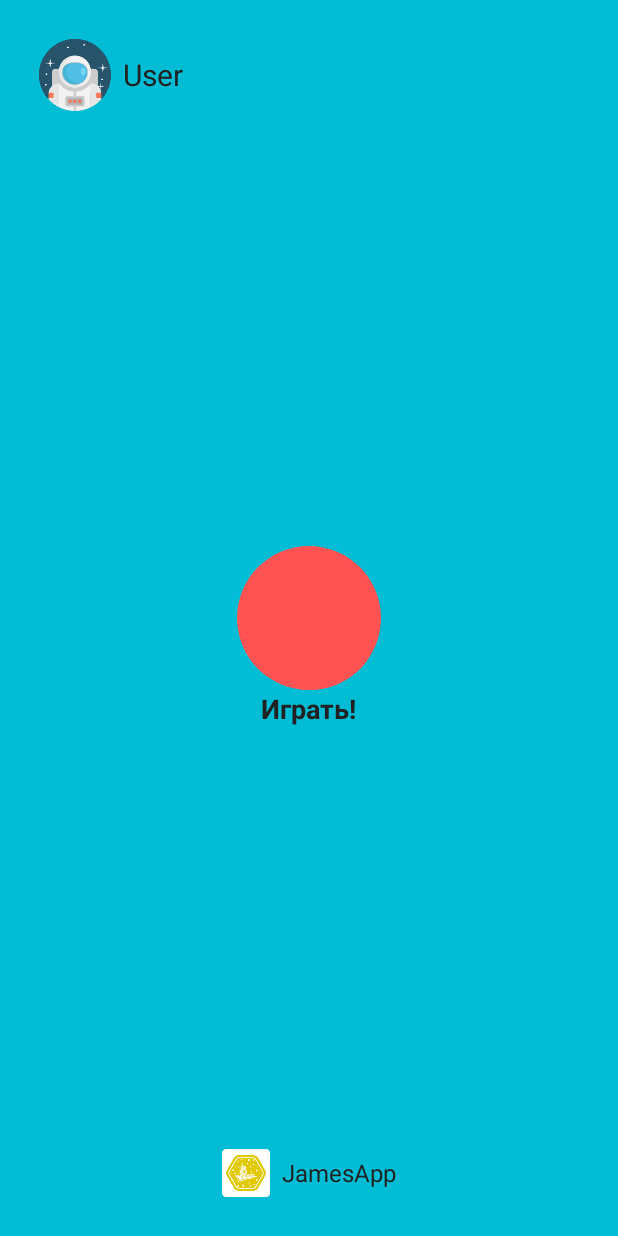
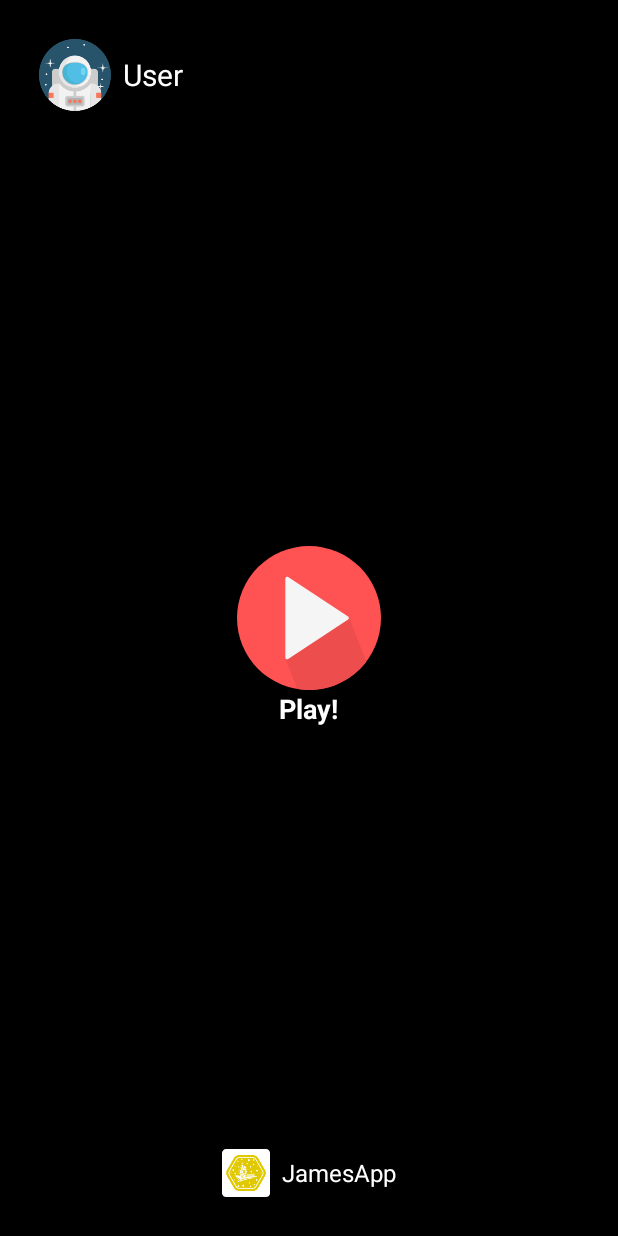
Before and after one commit to cj3dreams/JamesApp, an Android app: the screen it shows after launch (QuizActivity), after a tap on an icon or button, on a phone screen of 412 x 824 dp. Run offline under Robolectric (Android 15) with nearby library versions, the phone set to English and light mode, and no system bars; 2 other taps on this screen came first.

Commit message:
prepared quiz flow

```diff
--- a/app/build.gradle
+++ b/app/build.gradle
@@ -55,8 +55,6 @@ dependencies {
     androidTestImplementation 'androidx.test.ext:junit:1.1.3'
     androidTestImplementation 'androidx.test.espresso:espresso-core:3.4.0'
 
-
-
     implementation 'com.github.bumptech.glide:glide:4.13.0'
     implementation 'org.jetbrains.kotlinx:kotlinx-coroutines-android:1.6.4'
     implementation 'androidx.lifecycle:lifecycle-runtime-ktx:2.5.1'
--- a/app/src/main/java/com/template/main/MainActivity.kt
+++ b/app/src/main/java/com/template/main/MainActivity.kt
@@ -1,10 +1,12 @@
 package com.template.main
 
 import android.content.Intent
-import androidx.appcompat.app.AppCompatActivity
+import android.graphics.ColorMatrix
+import android.graphics.ColorMatrixColorFilter
 import android.os.Bundle
 import android.widget.ImageView
 import android.widget.Toast
+import androidx.appcompat.app.AppCompatActivity
 import com.template.R
 import com.template.about.AboutAppActivity
 import com.template.memory.MemoryActivity
@@ -12,7 +14,7 @@ import com.template.quiz.QuizActivity
 import com.template.wallpaper.WallpaperActivity
 
 class MainActivity : AppCompatActivity() {
-    private lateinit var sun: ImageView
+
     private lateinit var mercury: ImageView
     private lateinit var venus: ImageView
     private lateinit var earth: ImageView
@@ -25,10 +27,7 @@ class MainActivity : AppCompatActivity() {
     override fun onCreate(savedInstanceState: Bundle?) {
         super.onCreate(savedInstanceState)
         setContentView(R.layout.activity_main)
-        sun = findViewById(R.id.sun)
-        sun.setOnClickListener {
-            Toast.makeText(this, "sun", Toast.LENGTH_SHORT).show()
-        }
+
         mercury = findViewById(R.id.mercury)
         mercury.setOnClickListener {
             startActivity(Intent(this, MemoryActivity::class.java))
@@ -46,20 +45,17 @@ class MainActivity : AppCompatActivity() {
             startActivity(Intent(this, WallpaperActivity::class.java))
         }
         jupiter = findViewById(R.id.jupiter)
-        jupiter.setOnClickListener {
-            Toast.makeText(this, "earth", Toast.LENGTH_SHORT).show()
-        }
+        jupiter.makeBlackAndWhite()
         saturn = findViewById(R.id.saturn)
-        saturn.setOnClickListener {
-            Toast.makeText(this, "earth", Toast.LENGTH_SHORT).show()
-        }
+        saturn.makeBlackAndWhite()
         uranus = findViewById(R.id.uranus)
-        uranus.setOnClickListener {
-            Toast.makeText(this, "earth", Toast.LENGTH_SHORT).show()
-        }
+        uranus.makeBlackAndWhite()
         neptune = findViewById(R.id.neptune)
-        neptune.setOnClickListener {
-            Toast.makeText(this, "earth", Toast.LENGTH_SHORT).show()
-        }
+        neptune.makeBlackAndWhite()
     }
+
+    private fun ImageView.makeBlackAndWhite() {
+        colorFilter = ColorMatrixColorFilter(ColorMatrix().apply { setSaturation(0f) })
+    }
+
 }
--- a/app/src/main/java/com/template/memory/ui/screens/HomeFragment.kt
+++ b/app/src/main/java/com/template/memory/ui/screens/HomeFragment.kt
@@ -3,11 +3,11 @@ package com.template.memory.ui.screens
 import android.content.Context.MODE_PRIVATE
 import android.content.SharedPreferences
 import android.os.Bundle
-import androidx.fragment.app.Fragment
 import android.view.LayoutInflater
 import android.view.View
 import android.view.ViewGroup
 import android.widget.*
+import androidx.fragment.app.Fragment
 import com.template.R
 import kotlin.properties.Delegates
 
--- a/app/src/main/res/layout/activity_main.xml
+++ b/app/src/main/res/layout/activity_main.xml
@@ -1,6 +1,5 @@
 <?xml version="1.0" encoding="utf-8"?>
 <ScrollView xmlns:android="http://schemas.android.com/apk/res/android"
-    xmlns:app="http://schemas.android.com/apk/res-auto"
     xmlns:tools="http://schemas.android.com/tools"
     android:layout_width="match_parent"
     android:layout_height="match_parent"
--- a/app/src/main/res/layout/activity_quiz.xml
+++ b/app/src/main/res/layout/activity_quiz.xml
@@ -1,8 +1,6 @@
 <?xml version="1.0" encoding="utf-8"?>
 <RelativeLayout xmlns:android="http://schemas.android.com/apk/res/android"
-    xmlns:app="http://schemas.android.com/apk/res-auto"
-    xmlns:tools="http://schemas.android.com/tools"
-    android:background="@color/primary"
+    android:background="@color/black"
     android:layout_width="match_parent"
     android:layout_height="match_parent"
     android:orientation="vertical">
--- a/app/src/main/res/layout/fragment_home_quiz.xml
+++ b/app/src/main/res/layout/fragment_home_quiz.xml
@@ -15,7 +15,7 @@
         android:layout_height="48dp" />
 
     <TextView
-        android:textColor="@color/primary_text"
+        android:textColor="@color/white"
         android:layout_marginStart="8dp"
         android:id="@+id/userNameTx"
         android:layout_width="wrap_content"
@@ -28,15 +28,12 @@
         android:textSize="20sp"
         tools:text="User" />
 
-    <Button
+    <ImageView
         android:id="@+id/btnPlay"
         android:layout_width="96dp"
         android:layout_height="96dp"
         android:layout_centerInParent="true"
-        android:background="@drawable/ic_play"
-        android:backgroundTint="@color/accent"
-        android:clickable="true"
-        android:focusable="true"
+        android:src="@drawable/ic_play"
         android:foreground="?android:selectableItemBackgroundBorderless" />
 
     <TextView
@@ -44,8 +41,8 @@
         android:layout_height="wrap_content"
         android:layout_below="@id/btnPlay"
         android:layout_centerHorizontal="true"
-        android:text="Играть!"
-        android:textColor="@color/primary_text"
+        android:text="Play!"
+        android:textColor="@color/white"
         android:textSize="18sp"
         android:textStyle="bold" />
 
@@ -62,13 +59,13 @@
             android:src="@mipmap/ic_launcher" />
 
         <TextView
-            android:layout_marginStart="8dp"
             android:layout_width="wrap_content"
             android:layout_height="32dp"
+            android:layout_marginStart="8dp"
             android:layout_toEndOf="@+id/iconOfAppImgView"
             android:gravity="center"
             android:text="@string/app_name"
-            android:textColor="@color/primary_text"
+            android:textColor="@color/white"
             android:textSize="16sp" />
     </RelativeLayout>
 
--- a/app/src/main/res/layout/fragment_playing_quiz.xml
+++ b/app/src/main/res/layout/fragment_playing_quiz.xml
@@ -4,6 +4,7 @@
     android:layout_width="match_parent"
     android:layout_height="match_parent"
     android:orientation="horizontal"
+    android:background="@color/black"
     android:padding="26dp">
 
     <ImageView
@@ -14,14 +15,14 @@
         android:layout_height="200dp"/>
 
     <TextView
-        android:layout_below="@+id/questionImgView"
         android:id="@+id/questionTx"
         android:layout_width="match_parent"
         android:layout_height="wrap_content"
+        android:layout_below="@+id/questionImgView"
         android:gravity="center"
         android:maxLines="2"
         android:minHeight="50dp"
-        android:textColor="@color/primary_text"
+        android:textColor="@color/white"
         android:textSize="20sp"
         tools:text="Город в котором вы жили и будет жить скажите только и только правду без враьнья пожалуйста!" />
 
--- /dev/null
+++ b/app/src/main/res/values/arrays.xml
@@ -0,0 +1,8 @@
+<?xml version="1.0" encoding="utf-8"?>
+<resources>
+    <string-array name="quiz_levels">
+        <item>Easy</item>
+        <item>Medium</item>
+        <item>Hard</item>
+    </string-array>
+</resources>
```
Also changed, not shown: app/src/main/java/com/template/quiz/ui/screens/HomeQuizFragment.kt (+7 -9 lines), app/src/main/java/com/template/quiz/ui/screens/PlayingQuizFragment.kt (+3 -4 lines), app/src/main/java/com/template/quiz/ui/screens/ProfileQuizFragment.kt (+5 -5 lines), app/src/main/res/values/strings.xml (+5 -4 lines).
